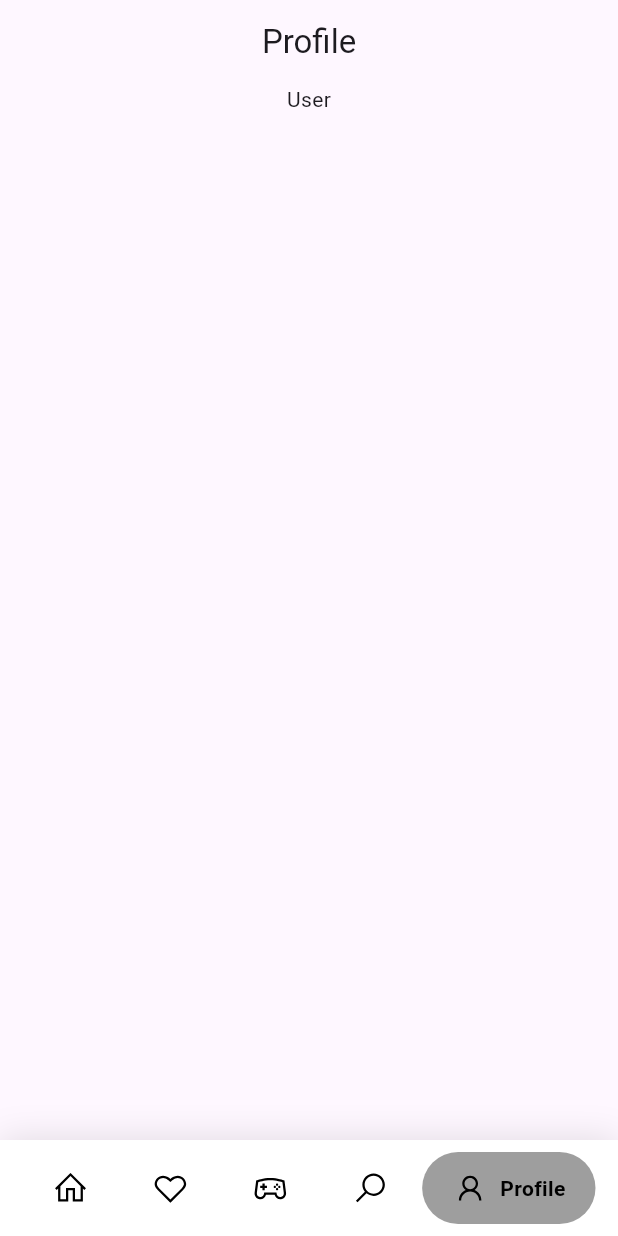
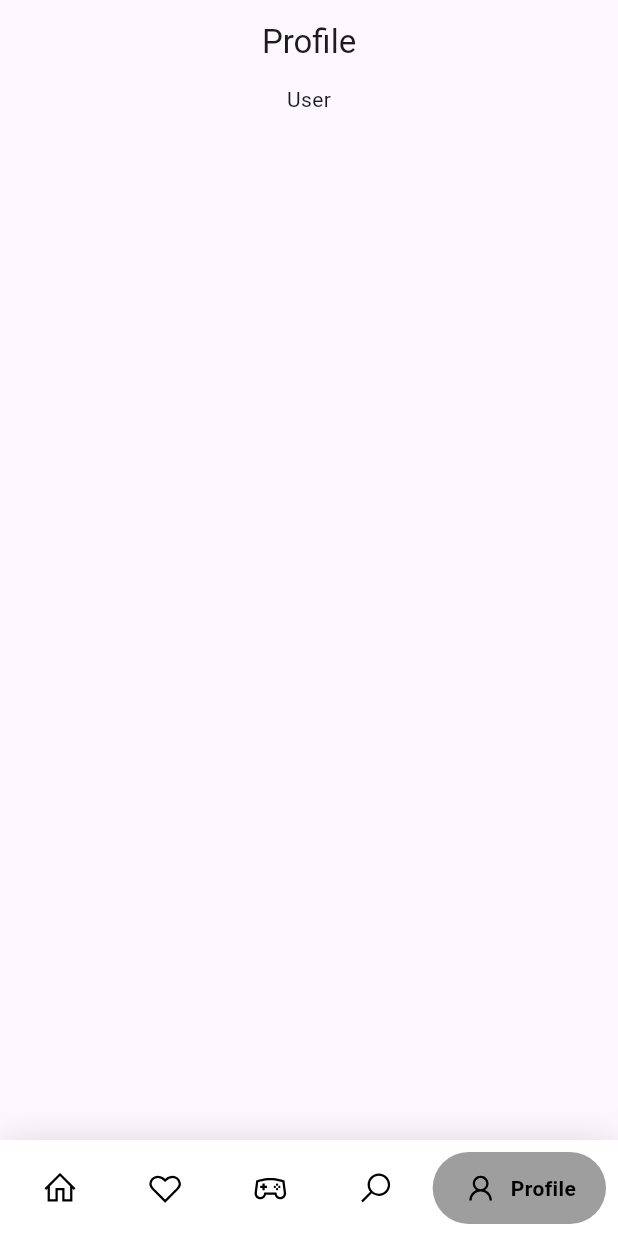
Before and after one commit to tomoya-creater/schoolsns, a Flutter app: the screen it shows after launch, item 5 of the bottom bar chosen, on a phone screen of 412 x 824 dp. Run offline on Flutter 3.47's test engine with Material 3 defaults, Android fonts, the phone set to English and light mode, and no system bars; drawn by our look-alikes of google_nav_bar; our stand-ins replace line_icons.

Commit message:
Initial commit

```diff
--- a/lib/main.dart
+++ b/lib/main.dart
@@ -54,7 +54,7 @@ class _MyAppState extends State<MyApp> {
         ),
         child: SafeArea(
           child: Padding(
-            padding: const EdgeInsets.symmetric(horizontal: 15.0, vertical: 8),
+            padding: const EdgeInsets.symmetric(horizontal: 8.0, vertical: 8),
             child: GNav(
               rippleColor: Colors.grey,
               hoverColor: Colors.grey,
```
